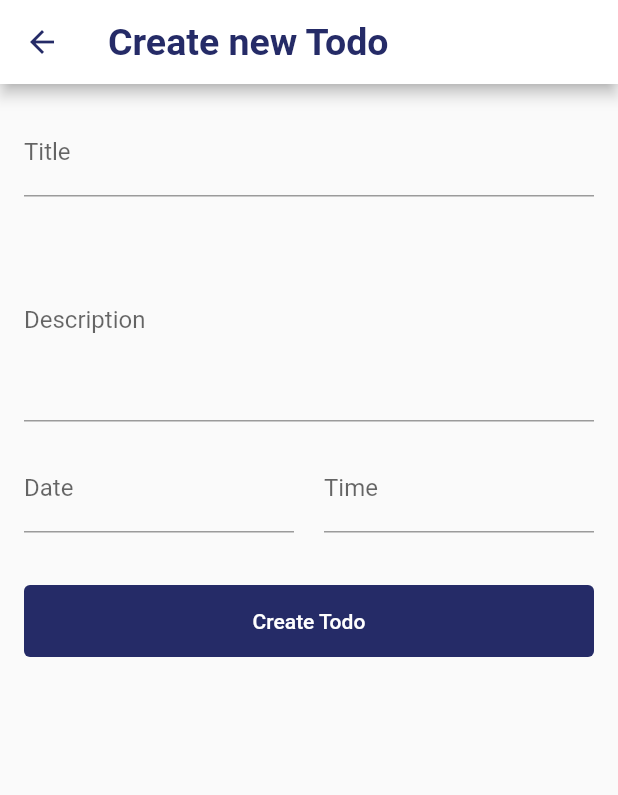
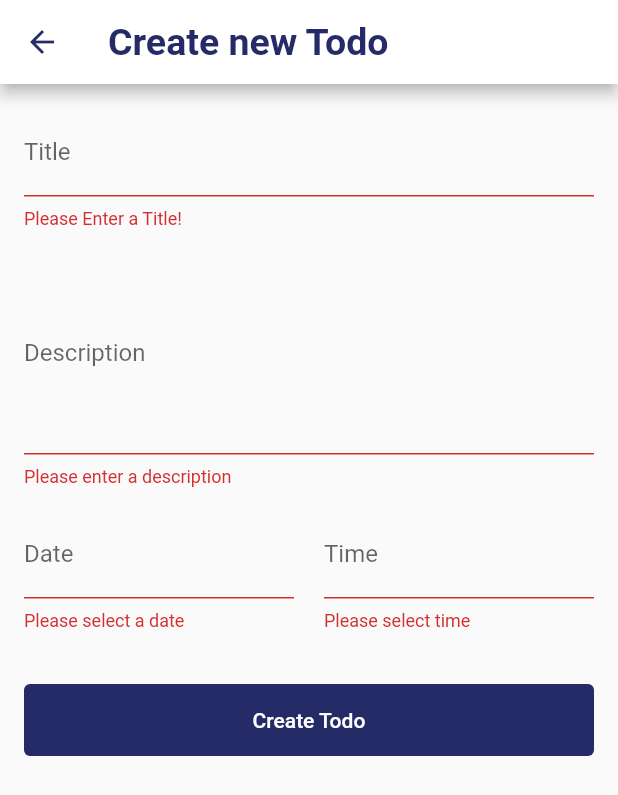
Before and after one commit to Ayiks/Todo_app, a Flutter app: the CreateTodoView screen opened directly, after a tap on "Create Todo", on a phone screen of 412 x 824 dp. Shown: the top 795 px of the screen. Run offline on Flutter 3.47's test engine with Material 2 defaults, Android fonts, the phone set to English and light mode, and no system bars; our stand-ins replace modal_bottom_sheet; network calls fail.

```diff
--- a/lib/views/create_todo.dart
+++ b/lib/views/create_todo.dart
@@ -1,5 +1,7 @@
 import 'package:flutter/material.dart';
 import 'package:todo_app/utils.dart';
+import 'package:todo_app/controllers/todo_controller.dart';
+import 'package:intl/intl.dart';
 
 class CreateTodoView extends StatefulWidget {
   const CreateTodoView({Key? key}) : super(key: key);
@@ -9,6 +11,12 @@ class CreateTodoView extends StatefulWidget {
 }
 
 class _CreateTodoViewState extends State<CreateTodoView> {
+  final TextEditingController _titleController = TextEditingController();
+  final TextEditingController _decriptionController = TextEditingController();
+  final TextEditingController _timeController = TextEditingController();
+  final TextEditingController _dateController = TextEditingController();
+  final GlobalKey<FormState> _formKey = GlobalKey();
+  final TodoController _todoController = TodoController();
   @override
   Widget build(BuildContext context) {
     return Scaffold(
@@ -16,10 +24,12 @@ class _CreateTodoViewState extends State<CreateTodoView> {
         title: const Text('Create new Todo'),
       ),
       body: Form(
+          key: _formKey,
           child: ListView(
             padding: const EdgeInsets.all(16),
             children: [
               TextFormField(
+                controller: _titleController,
                 keyboardType: TextInputType.text,
                 textCapitalization: TextCapitalization.sentences,
                 decoration: InputDecoration(
@@ -28,11 +38,17 @@ class _CreateTodoViewState extends State<CreateTodoView> {
                     floatingLabelBehavior: FloatingLabelBehavior.never,
                     focusedBorder: UnderlineInputBorder(
                         borderSide: BorderSide(color: customBlue))),
+                validator: (value) {
+                  if (value!.isEmpty) {
+                    return 'Please Enter a Title!';
+                  }
+                },
               ),
               const SizedBox(
                 height: 15,
               ),
               TextFormField(
+                controller: _decriptionController,
                 keyboardType: TextInputType.multiline,
                 textCapitalization: TextCapitalization.sentences,
                 maxLines: 5,
@@ -41,7 +57,13 @@ class _CreateTodoViewState extends State<CreateTodoView> {
                     hintText: 'Please enter a description here',
                     floatingLabelBehavior: FloatingLabelBehavior.never,
                     focusedBorder: UnderlineInputBorder(
-                      borderSide: BorderSide(color: customBlue)))),
+                        borderSide: BorderSide(color: customBlue))),
+                validator: (value) {
+                  if (value!.isEmpty) {
+                    return 'Please enter a description';
+                  }
+                },
+              ),
               const SizedBox(height: 15),
               Row(
                 children: [
@@ -52,9 +74,16 @@ class _CreateTodoViewState extends State<CreateTodoView> {
                                 context: context,
                                 initialDate: DateTime.now(),
                                 firstDate: DateTime.now(),
-                        lastDate:
-                            DateTime.now().add(const Duration(days: 365)));
+                                lastDate: DateTime.now()
+                                    .add(const Duration(days: 365)))
+                            .then((value) {
+                          setState(() {
+                            _dateController.text =
+                                DateFormat.yMMMMd().format(value!);
+                          });
+                        });
                       },
+                      controller: _dateController,
                       keyboardType: TextInputType.datetime,
                       textCapitalization: TextCapitalization.sentences,
                       maxLines: 1,
@@ -66,6 +95,15 @@ class _CreateTodoViewState extends State<CreateTodoView> {
                           borderSide: BorderSide(color: customBlue),
                         ),
                       ),
+                      validator: (value) {
+                        if (value!.isEmpty) {
+                          return 'Please select a date';
+                        }
+                        if (value ==
+                            DateFormat.yMMMMd().format(DateTime.now())) {
+                          return 'You selected today\'s date';
+                        }
+                      },
                     ),
                   ),
                   const SizedBox(
@@ -75,7 +113,12 @@ class _CreateTodoViewState extends State<CreateTodoView> {
                       child: TextFormField(
                     onTap: () {
                       showTimePicker(
-                      context: context, initialTime: TimeOfDay.now());
+                              context: context, initialTime: TimeOfDay.now())
+                          .then((value) {
+                        setState(() {
+                          _timeController.text = value!.format(context);
+                        });
+                      });
                     },
                     keyboardType: TextInputType.datetime,
                     textCapitalization: TextCapitalization.sentences,
@@ -88,6 +131,11 @@ class _CreateTodoViewState extends State<CreateTodoView> {
                         borderSide: BorderSide(color: customBlue),
                       ),
                     ),
+                    validator: (value) {
+                      if (value!.isEmpty) {
+                        return 'Please select time';
+                      }
+                    },
                   )),
                 ],
               ),
@@ -95,13 +143,26 @@ class _CreateTodoViewState extends State<CreateTodoView> {
                 height: 35,
               ),
               TextButton(
-            onPressed: () {},
+                onPressed: () async {
+                  if (_formKey.currentState!.validate()) {
+                    String dateTime =
+                        _dateController.text + " " + _timeController.text;
+                    //TODO: isloading
+                    setState(() {});
+
+                    bool isSuccessful = await _todoController.createTodo(
+                        title: _titleController.text,
+                        description: _decriptionController.text,
+                        dateTime: dateTime);
+                  }
+                },
                 child: const Text(
                   'Create Todo',
                   style: TextStyle(color: Colors.white),
                 ),
                 style: TextButton.styleFrom(
-                padding: const EdgeInsets.all(16), backgroundColor: customBlue),
+                    padding: const EdgeInsets.all(16),
+                    backgroundColor: customBlue),
               )
             ],
           )),
```
Also changed, not shown: lib/controllers/todo_controller.dart (+22 -2 lines), lib/views/home_view.dart (+27 -4 lines), lib/views/todo_tile_view.dart (+10 -6 lines). Lines whose indentation alone changed are shown as unchanged.
